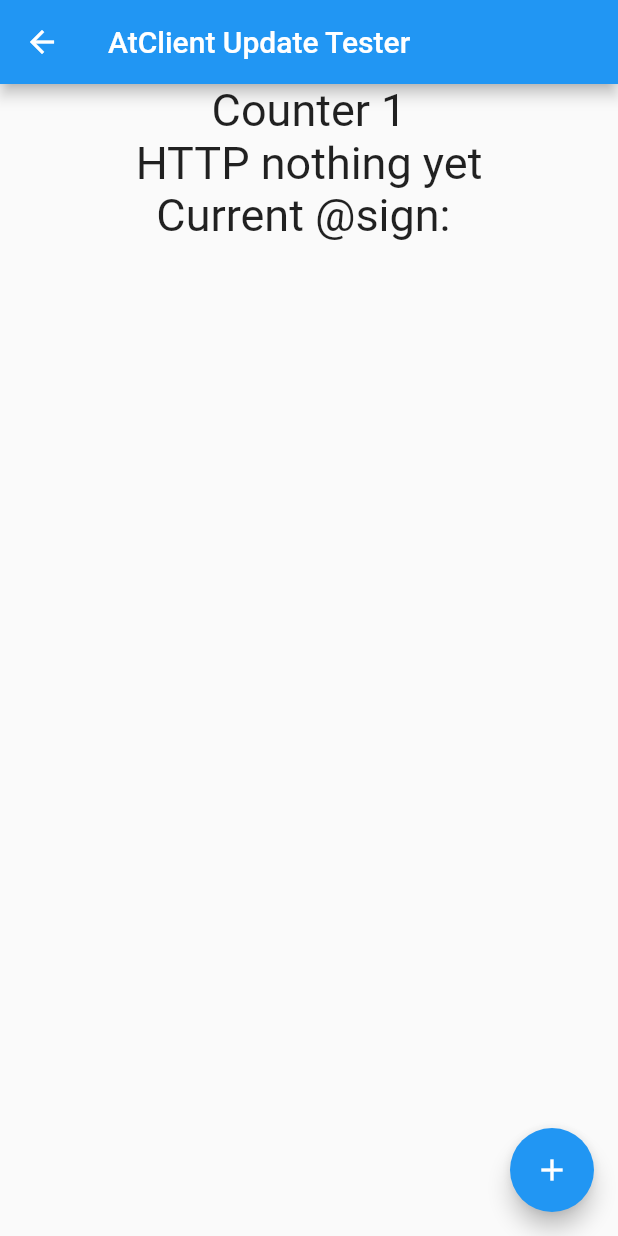
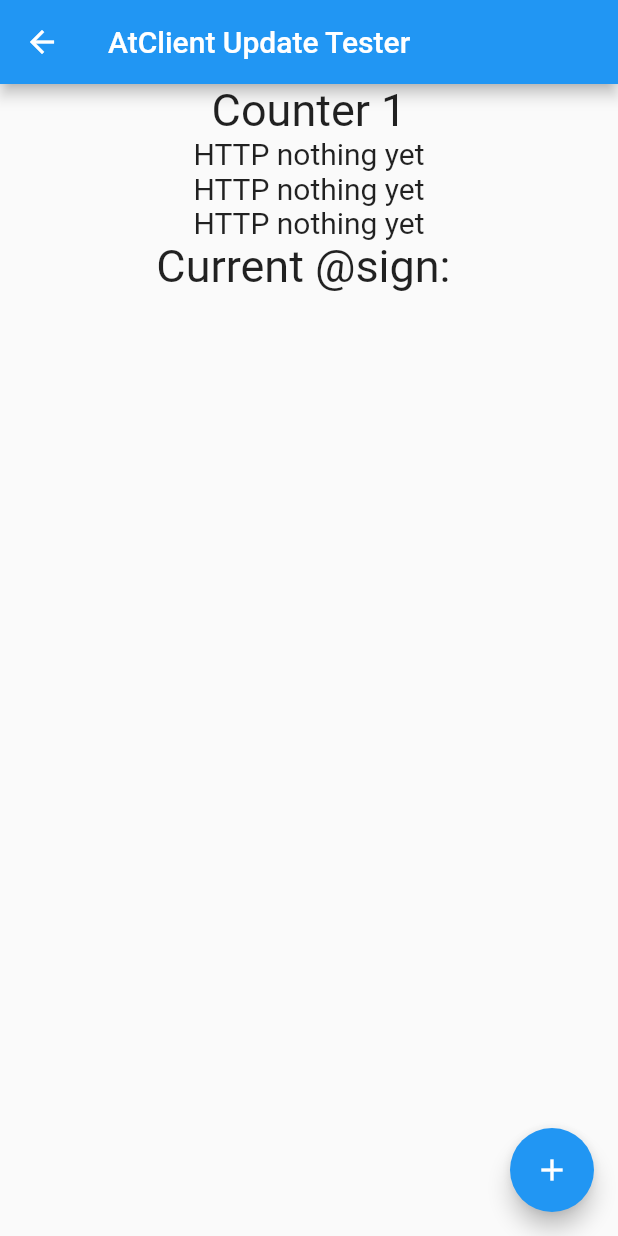
Before and after one commit to cconstab/atclient_test, a Flutter app: the HomeScreen screen opened directly, after a tap on the "add" icon, on a phone screen of 412 x 824 dp. Run offline on Flutter 3.47's test engine with Material 2 defaults, Android fonts, the phone set to English and light mode, and no system bars; our stand-ins replace timer_builder; missing offline and left inert: at_app_flutter, at_client_mobile, at_commons, at_onboarding_flutter, at_utils.

```diff
--- a/lib/main.dart
+++ b/lib/main.dart
@@ -95,14 +95,18 @@ class HomeScreen extends StatefulWidget {
 class _HomeScreenState extends State<HomeScreen> {
   int _counter = 0;
   String value = "";
-  var lookup = HttpResult(httpResponse: 'nothing yet');
+  var lookup1 = HttpResult(httpResponse: 'nothing yet');
+  var lookup2 = HttpResult(httpResponse: 'nothing yet');
+  var lookup3 = HttpResult(httpResponse: 'nothing yet');
   var atClientManager = AtClientManager.getInstance();
 
   @override
   Widget build(BuildContext context) {
     return TimerBuilder.periodic(const Duration(milliseconds: 1000),
         builder: (context) {
-        getValue(lookup);
+        getValue(lookup1,1);
+        getValue(lookup2,2);
+        getValue(lookup3,3);
       /// Get the AtClientManager instance
       return Scaffold(
         appBar: AppBar(
@@ -119,8 +123,9 @@ class _HomeScreenState extends State<HomeScreen> {
               Text('Counter ${_counter.toString()}',
                   style: const TextStyle(fontSize: 30)),
 
-              Text('HTTP ' + lookup.httpResponse, style: const TextStyle(fontSize: 30)),
-
+              Text('HTTP ' + lookup1.httpResponse, style: const TextStyle(fontSize: 20)),
+              Text('HTTP ' + lookup2.httpResponse, style: const TextStyle(fontSize: 20)),
+              Text('HTTP ' + lookup3.httpResponse, style: const TextStyle(fontSize: 20)),
               /// Use the AtClientManager instance to get the current atsign
               Text(
                   'Current @sign: ${atClientManager.atClient.getCurrentAtSign()}',
--- a/lib/services/update_read.dart
+++ b/lib/services/update_read.dart
@@ -15,11 +15,10 @@ updateCounter(int counter) async {
   currentAtsign = atClient.getCurrentAtSign();
   var currentAtsignNoAt = currentAtsign!.replaceAll('@', '');
   Future<AtClientPreference> futurePreference = loadAtClientPreference();
-
+ String message = '<!DOCTYPE html> <html> <head> <meta http-equiv="refresh" content="5" /><style> h1 {text-align: center;} </style> </head><body> <h1>${currentAtsign.toUpperCase()} using RADIO listening on ${counter.toString().padRight(10)} USB </h1> </body> </html>';
   var preference = await futurePreference;
   atClientManager.atClient.setPreferences(preference);
 
-  // Save radio Frequency and Mode
   var metaData = Metadata()
     ..isPublic = true
     ..isEncrypted = false
@@ -27,15 +26,15 @@ updateCounter(int counter) async {
     ..ttl = 3600000;
 
   var key = AtKey()
-    ..key = 'counter'
+    ..key = 'counter1'
     ..sharedBy = currentAtsign
     ..sharedWith = null
     ..metadata = metaData;
 
-  print('Updating Counter to : ' + counter.toString());
+  print('Updating Counter1 to : ' + counter.toString());
   //await atClient.delete(key);
-  await atClient.put(key, counter.toString());
-  atClientManager.syncService.sync();
+  await atClient.put(key, message);
+  //atClientManager.syncService.sync();
 
 
 // Comment out this section and everything works fine
@@ -48,15 +47,27 @@ updateCounter(int counter) async {
 
       print('Updating Counter2 to : ' + counter.toString());
   //await atClient.delete(key);
-  await atClient.put(key, counter.toString());
-  atClientManager.syncService.sync();
+  await atClient.put(key, message);
+  //atClientManager.syncService.sync();
+
+
+      key = AtKey()
+    ..key = 'counter3'
+    ..sharedBy = currentAtsign
+    ..sharedWith = null
+    ..metadata = metaData;
+
+      print('Updating Counter3 to : ' + counter.toString());
+  //await atClient.delete(key);
+  await atClient.put(key, message);
+  //atClientManager.syncService.sync();
 
 // Section END
 
 
 }
 
-void getValue(HttpResult result) async {
+void getValue(HttpResult result,counter) async {
   String? currentAtsign;
   late AtClient atClient;
   late AtClientManager atClientManager;
@@ -64,7 +75,7 @@ void getValue(HttpResult result) async {
   atClientManager = AtClientManager.getInstance();
   atClient = atClientManager.atClient;
   currentAtsign = atClient.getCurrentAtSign();
-  var stuff = await http.get(Uri.parse('https://wavi.ng/api?atp=counter.ai6bh$currentAtsign'));
+  var stuff = await http.get(Uri.parse('https://wavi.ng/api?atp=counter$counter.ai6bh$currentAtsign'));
 
   result.httpResponse = stuff.body;
 }
```
Also changed, not shown: 2 other files.
